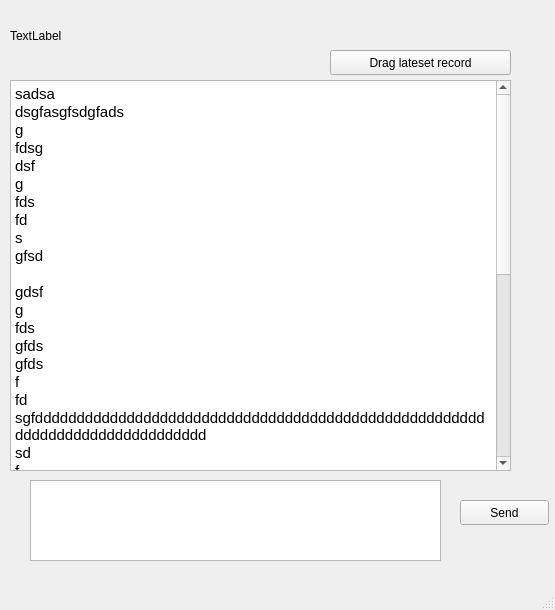
tangjiahua/linpop, file linpop/chatClient/talkbox.ui: the form before one commit.
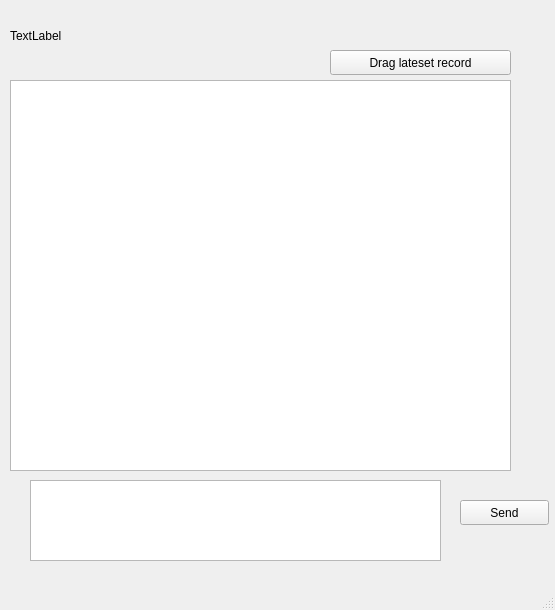
The form after the commit.

Patch:
```diff
--- a/linpop/chatClient/talkbox.ui
+++ b/linpop/chatClient/talkbox.ui
@@ -37,48 +37,7 @@
 &lt;html&gt;&lt;head&gt;&lt;meta name=&quot;qrichtext&quot; content=&quot;1&quot; /&gt;&lt;style type=&quot;text/css&quot;&gt;
 p, li { white-space: pre-wrap; }
 &lt;/style&gt;&lt;/head&gt;&lt;body style=&quot; font-family:'Ubuntu'; font-size:11pt; font-weight:400; font-style:normal;&quot;&gt;
-&lt;p style=&quot; margin-top:0px; margin-bottom:0px; margin-left:0px; margin-right:0px; -qt-block-indent:0; text-indent:0px;&quot;&gt;sadsa&lt;/p&gt;
-&lt;p style=&quot; margin-top:0px; margin-bottom:0px; margin-left:0px; margin-right:0px; -qt-block-indent:0; text-indent:0px;&quot;&gt;dsgfasgfsdgfads&lt;/p&gt;
-&lt;p style=&quot; margin-top:0px; margin-bottom:0px; margin-left:0px; margin-right:0px; -qt-block-indent:0; text-indent:0px;&quot;&gt;g&lt;/p&gt;
-&lt;p style=&quot; margin-top:0px; margin-bottom:0px; margin-left:0px; margin-right:0px; -qt-block-indent:0; text-indent:0px;&quot;&gt;fdsg&lt;/p&gt;
-&lt;p style=&quot; margin-top:0px; margin-bottom:0px; margin-left:0px; margin-right:0px; -qt-block-indent:0; text-indent:0px;&quot;&gt;dsf&lt;/p&gt;
-&lt;p style=&quot; margin-top:0px; margin-bottom:0px; margin-left:0px; margin-right:0px; -qt-block-indent:0; text-indent:0px;&quot;&gt;g&lt;/p&gt;
-&lt;p style=&quot; margin-top:0px; margin-bottom:0px; margin-left:0px; margin-right:0px; -qt-block-indent:0; text-indent:0px;&quot;&gt;fds&lt;/p&gt;
-&lt;p style=&quot; margin-top:0px; margin-bottom:0px; margin-left:0px; margin-right:0px; -qt-block-indent:0; text-indent:0px;&quot;&gt;fd&lt;/p&gt;
-&lt;p style=&quot; margin-top:0px; margin-bottom:0px; margin-left:0px; margin-right:0px; -qt-block-indent:0; text-indent:0px;&quot;&gt;s&lt;/p&gt;
-&lt;p style=&quot; margin-top:0px; margin-bottom:0px; margin-left:0px; margin-right:0px; -qt-block-indent:0; text-indent:0px;&quot;&gt;gfsd&lt;/p&gt;
-&lt;p style=&quot;-qt-paragraph-type:empty; margin-top:0px; margin-bottom:0px; margin-left:0px; margin-right:0px; -qt-block-indent:0; text-indent:0px;&quot;&gt;&lt;br /&gt;&lt;/p&gt;
-&lt;p style=&quot; margin-top:0px; margin-bottom:0px; margin-left:0px; margin-right:0px; -qt-block-indent:0; text-indent:0px;&quot;&gt;gdsf&lt;/p&gt;
-&lt;p style=&quot; margin-top:0px; margin-bottom:0px; margin-left:0px; margin-right:0px; -qt-block-indent:0; text-indent:0px;&quot;&gt;g&lt;/p&gt;
-&lt;p style=&quot; margin-top:0px; margin-bottom:0px; margin-left:0px; margin-right:0px; -qt-block-indent:0; text-indent:0px;&quot;&gt;fds&lt;/p&gt;
-&lt;p style=&quot; margin-top:0px; margin-bottom:0px; margin-left:0px; margin-right:0px; -qt-block-indent:0; text-indent:0px;&quot;&gt;gfds&lt;/p&gt;
-&lt;p style=&quot; margin-top:0px; margin-bottom:0px; margin-left:0px; margin-right:0px; -qt-block-indent:0; text-indent:0px;&quot;&gt;gfds&lt;/p&gt;
-&lt;p style=&quot; margin-top:0px; margin-bottom:0px; margin-left:0px; margin-right:0px; -qt-block-indent:0; text-indent:0px;&quot;&gt;f&lt;/p&gt;
-&lt;p style=&quot; margin-top:0px; margin-bottom:0px; margin-left:0px; margin-right:0px; -qt-block-indent:0; text-indent:0px;&quot;&gt;fd&lt;/p&gt;
-&lt;p style=&quot; margin-top:0px; margin-bottom:0px; margin-left:0px; margin-right:0px; -qt-block-indent:0; text-indent:0px;&quot;&gt;sgfddddddddddddddddddddddddddddddddddddddddddddddddddddddddddddddddddddddddddddd&lt;/p&gt;
-&lt;p style=&quot; margin-top:0px; margin-bottom:0px; margin-left:0px; margin-right:0px; -qt-block-indent:0; text-indent:0px;&quot;&gt;sd&lt;/p&gt;
-&lt;p style=&quot; margin-top:0px; margin-bottom:0px; margin-left:0px; margin-right:0px; -qt-block-indent:0; text-indent:0px;&quot;&gt;f&lt;/p&gt;
-&lt;p style=&quot; margin-top:0px; margin-bottom:0px; margin-left:0px; margin-right:0px; -qt-block-indent:0; text-indent:0px;&quot;&gt;ds&lt;/p&gt;
-&lt;p style=&quot; margin-top:0px; margin-bottom:0px; margin-left:0px; margin-right:0px; -qt-block-indent:0; text-indent:0px;&quot;&gt;fsdag&lt;/p&gt;
-&lt;p style=&quot; margin-top:0px; margin-bottom:0px; margin-left:0px; margin-right:0px; -qt-block-indent:0; text-indent:0px;&quot;&gt;fsd&lt;/p&gt;
-&lt;p style=&quot; margin-top:0px; margin-bottom:0px; margin-left:0px; margin-right:0px; -qt-block-indent:0; text-indent:0px;&quot;&gt;g&lt;/p&gt;
-&lt;p style=&quot; margin-top:0px; margin-bottom:0px; margin-left:0px; margin-right:0px; -qt-block-indent:0; text-indent:0px;&quot;&gt;fd&lt;/p&gt;
-&lt;p style=&quot; margin-top:0px; margin-bottom:0px; margin-left:0px; margin-right:0px; -qt-block-indent:0; text-indent:0px;&quot;&gt;g&lt;/p&gt;
-&lt;p style=&quot; margin-top:0px; margin-bottom:0px; margin-left:0px; margin-right:0px; -qt-block-indent:0; text-indent:0px;&quot;&gt;fd&lt;/p&gt;
-&lt;p style=&quot; margin-top:0px; margin-bottom:0px; margin-left:0px; margin-right:0px; -qt-block-indent:0; text-indent:0px;&quot;&gt;gfd&lt;/p&gt;
-&lt;p style=&quot; margin-top:0px; margin-bottom:0px; margin-left:0px; margin-right:0px; -qt-block-indent:0; text-indent:0px;&quot;&gt;gfsd&lt;/p&gt;
-&lt;p style=&quot; margin-top:0px; margin-bottom:0px; margin-left:0px; margin-right:0px; -qt-block-indent:0; text-indent:0px;&quot;&gt;g&lt;/p&gt;
-&lt;p style=&quot; margin-top:0px; margin-bottom:0px; margin-left:0px; margin-right:0px; -qt-block-indent:0; text-indent:0px;&quot;&gt;df&lt;/p&gt;
-&lt;p style=&quot; margin-top:0px; margin-bottom:0px; margin-left:0px; margin-right:0px; -qt-block-indent:0; text-indent:0px;&quot;&gt;g&lt;/p&gt;
-&lt;p style=&quot; margin-top:0px; margin-bottom:0px; margin-left:0px; margin-right:0px; -qt-block-indent:0; text-indent:0px;&quot;&gt;fd&lt;/p&gt;
-&lt;p style=&quot; margin-top:0px; margin-bottom:0px; margin-left:0px; margin-right:0px; -qt-block-indent:0; text-indent:0px;&quot;&gt;g&lt;/p&gt;
-&lt;p style=&quot; margin-top:0px; margin-bottom:0px; margin-left:0px; margin-right:0px; -qt-block-indent:0; text-indent:0px;&quot;&gt;dsf&lt;/p&gt;
-&lt;p style=&quot; margin-top:0px; margin-bottom:0px; margin-left:0px; margin-right:0px; -qt-block-indent:0; text-indent:0px;&quot;&gt;gfd&lt;/p&gt;
-&lt;p style=&quot; margin-top:0px; margin-bottom:0px; margin-left:0px; margin-right:0px; -qt-block-indent:0; text-indent:0px;&quot;&gt;gfsd&lt;/p&gt;
-&lt;p style=&quot; margin-top:0px; margin-bottom:0px; margin-left:0px; margin-right:0px; -qt-block-indent:0; text-indent:0px;&quot;&gt;g&lt;/p&gt;
-&lt;p style=&quot; margin-top:0px; margin-bottom:0px; margin-left:0px; margin-right:0px; -qt-block-indent:0; text-indent:0px;&quot;&gt;f&lt;/p&gt;
-&lt;p style=&quot; margin-top:0px; margin-bottom:0px; margin-left:0px; margin-right:0px; -qt-block-indent:0; text-indent:0px;&quot;&gt;gfd&lt;/p&gt;
-&lt;p style=&quot; margin-top:0px; margin-bottom:0px; margin-left:0px; margin-right:0px; -qt-block-indent:0; text-indent:0px;&quot;&gt;gds&lt;/p&gt;&lt;/body&gt;&lt;/html&gt;</string>
+&lt;p style=&quot;-qt-paragraph-type:empty; margin-top:0px; margin-bottom:0px; margin-left:0px; margin-right:0px; -qt-block-indent:0; text-indent:0px;&quot;&gt;&lt;br /&gt;&lt;/p&gt;&lt;/body&gt;&lt;/html&gt;</string>
     </property>
    </widget>
    <widget class="QLabel" name="talkername">
```
